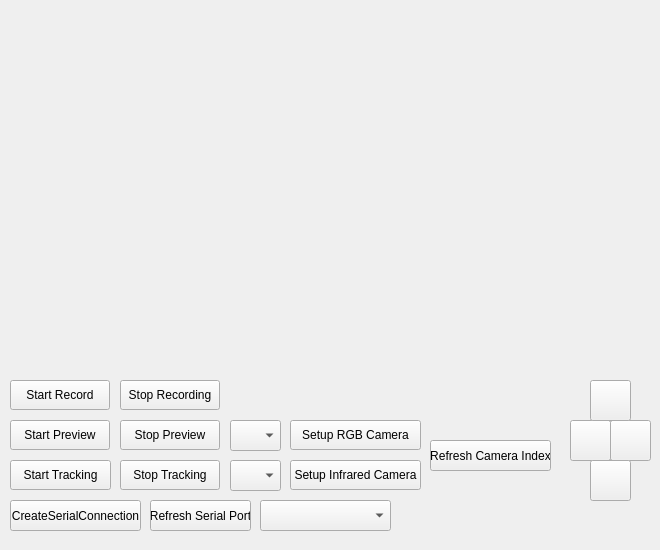
Above: ProjectCortexCoreV2/CoreMVC/View/Template_MainGUI.ui from bearmc27/ProjectCortex before the change. Below: the same form after it.
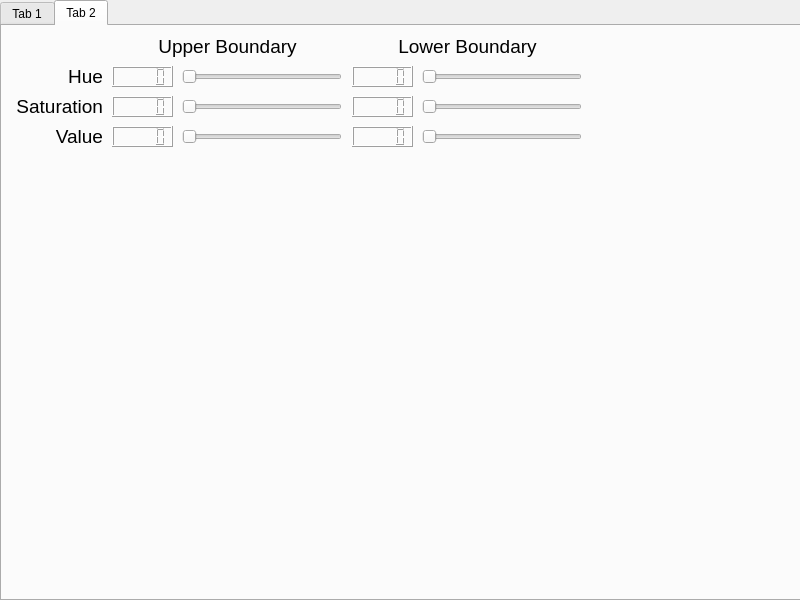
That is the form after the change. Icons and pictures are not drawn.

Commit message: add sliders and second tabs for infrared boundary setup

Patch:
```diff
--- a/ProjectCortexCoreV2/CoreMVC/View/Template_MainGUI.ui
+++ b/ProjectCortexCoreV2/CoreMVC/View/Template_MainGUI.ui
@@ -6,8 +6,8 @@
             <rect>
                 <x>0</x>
                 <y>0</y>
-                <width>660</width>
-                <height>550</height>
+    <width>800</width>
+    <height>600</height>
             </rect>
         </property>
         <property name="sizePolicy">
@@ -18,19 +18,70 @@
         </property>
         <property name="minimumSize">
             <size>
-                <width>660</width>
-                <height>550</height>
+    <width>800</width>
+    <height>600</height>
             </size>
         </property>
         <property name="maximumSize">
             <size>
-                <width>660</width>
-                <height>550</height>
+    <width>800</width>
+    <height>600</height>
             </size>
         </property>
         <property name="windowTitle">
             <string>Project Cortex</string>
         </property>
+  <widget class="QTabWidget" name="tabWidget">
+   <property name="enabled">
+    <bool>true</bool>
+   </property>
+   <property name="geometry">
+    <rect>
+     <x>0</x>
+     <y>0</y>
+     <width>801</width>
+     <height>601</height>
+    </rect>
+   </property>
+   <property name="minimumSize">
+    <size>
+     <width>801</width>
+     <height>601</height>
+    </size>
+   </property>
+   <property name="maximumSize">
+    <size>
+     <width>801</width>
+     <height>601</height>
+    </size>
+   </property>
+   <property name="currentIndex">
+    <number>1</number>
+   </property>
+   <widget class="QWidget" name="tab">
+    <attribute name="title">
+     <string>Tab 1</string>
+    </attribute>
+    <widget class="QPushButton" name="button_manual_gimbal_left">
+     <property name="geometry">
+      <rect>
+       <x>570</x>
+       <y>420</y>
+       <width>41</width>
+       <height>41</height>
+      </rect>
+     </property>
+     <property name="text">
+      <string/>
+     </property>
+     <property name="icon">
+      <iconset>
+       <normaloff>../../res/button_manual_gimbal_left.png</normaloff>../../res/button_manual_gimbal_left.png</iconset>
+     </property>
+     <property name="autoRepeat">
+      <bool>true</bool>
+     </property>
+    </widget>
         <widget class="QPushButton" name="button_start_preview">
             <property name="geometry">
                 <rect>
@@ -44,6 +95,72 @@
                 <string>Start Preview</string>
             </property>
         </widget>
+    <widget class="QPushButton" name="button_manual_gimbal_up">
+     <property name="geometry">
+      <rect>
+       <x>590</x>
+       <y>380</y>
+       <width>41</width>
+       <height>41</height>
+      </rect>
+     </property>
+     <property name="text">
+      <string/>
+     </property>
+     <property name="icon">
+      <iconset>
+       <normaloff>../../res/button_manual_gimbal_up.png</normaloff>../../res/button_manual_gimbal_up.png</iconset>
+     </property>
+     <property name="autoRepeat">
+      <bool>true</bool>
+     </property>
+    </widget>
+    <widget class="QPushButton" name="button_manual_gimbal_right">
+     <property name="geometry">
+      <rect>
+       <x>610</x>
+       <y>420</y>
+       <width>41</width>
+       <height>41</height>
+      </rect>
+     </property>
+     <property name="text">
+      <string/>
+     </property>
+     <property name="icon">
+      <iconset>
+       <normaloff>../../res/button_manual_gimbal_right.png</normaloff>../../res/button_manual_gimbal_right.png</iconset>
+     </property>
+     <property name="autoRepeat">
+      <bool>true</bool>
+     </property>
+    </widget>
+    <widget class="QPushButton" name="button_stop_tracking">
+     <property name="geometry">
+      <rect>
+       <x>120</x>
+       <y>460</y>
+       <width>100</width>
+       <height>30</height>
+      </rect>
+     </property>
+     <property name="text">
+      <string>Stop Tracking</string>
+     </property>
+    </widget>
+    <widget class="QPushButton" name="button_stop_record">
+     <property name="geometry">
+      <rect>
+       <x>120</x>
+       <y>380</y>
+       <width>100</width>
+       <height>30</height>
+      </rect>
+     </property>
+     <property name="text">
+      <string>Stop Recording</string>
+     </property>
+    </widget>
         <widget class="QPushButton" name="button_stop_preview">
             <property name="geometry">
                 <rect>
@@ -79,162 +196,6 @@
                 <set>Qt::AlignLeading|Qt::AlignLeft|Qt::AlignVCenter</set>
             </property>
         </widget>
-        <widget class="QPushButton" name="button_start_tracking">
-            <property name="geometry">
-                <rect>
-                    <x>10</x>
-                    <y>460</y>
-                    <width>101</width>
-                    <height>30</height>
-                </rect>
-            </property>
-            <property name="text">
-                <string>Start Tracking</string>
-            </property>
-        </widget>
-        <widget class="QPushButton" name="button_stop_tracking">
-            <property name="geometry">
-                <rect>
-                    <x>120</x>
-                    <y>460</y>
-                    <width>100</width>
-                    <height>30</height>
-                </rect>
-            </property>
-            <property name="text">
-                <string>Stop Tracking</string>
-            </property>
-        </widget>
-        <widget class="QPushButton" name="button_start_record">
-            <property name="geometry">
-                <rect>
-                    <x>10</x>
-                    <y>380</y>
-                    <width>100</width>
-                    <height>30</height>
-                </rect>
-            </property>
-            <property name="text">
-                <string>Start Record</string>
-            </property>
-        </widget>
-        <widget class="QPushButton" name="button_stop_record">
-            <property name="geometry">
-                <rect>
-                    <x>120</x>
-                    <y>380</y>
-                    <width>100</width>
-                    <height>30</height>
-                </rect>
-            </property>
-            <property name="text">
-                <string>Stop Recording</string>
-            </property>
-        </widget>
-        <widget class="QPushButton" name="button_manual_gimbal_right">
-            <property name="geometry">
-                <rect>
-                    <x>610</x>
-                    <y>420</y>
-                    <width>41</width>
-                    <height>41</height>
-                </rect>
-            </property>
-            <property name="text">
-                <string/>
-            </property>
-            <property name="icon">
-                <iconset>
-                    <normaloff>../../res/button_manual_gimbal_right.png</normaloff>../../res/button_manual_gimbal_right.png
-                </iconset>
-            </property>
-            <property name="autoRepeat">
-                <bool>true</bool>
-            </property>
-        </widget>
-        <widget class="QPushButton" name="button_manual_gimbal_left">
-            <property name="geometry">
-                <rect>
-                    <x>570</x>
-                    <y>420</y>
-                    <width>41</width>
-                    <height>41</height>
-                </rect>
-            </property>
-            <property name="text">
-                <string/>
-            </property>
-            <property name="icon">
-                <iconset>
-                    <normaloff>../../res/button_manual_gimbal_left.png</normaloff>../../res/button_manual_gimbal_left.png
-                </iconset>
-            </property>
-            <property name="autoRepeat">
-                <bool>true</bool>
-            </property>
-        </widget>
-        <widget class="QPushButton" name="button_manual_gimbal_down">
-            <property name="geometry">
-                <rect>
-                    <x>590</x>
-                    <y>460</y>
-                    <width>41</width>
-                    <height>41</height>
-                </rect>
-            </property>
-            <property name="text">
-                <string/>
-            </property>
-            <property name="icon">
-                <iconset>
-                    <normaloff>../../res/button_manual_gimbal_down.png</normaloff>../../res/button_manual_gimbal_down.png
-                </iconset>
-            </property>
-            <property name="autoRepeat">
-                <bool>true</bool>
-            </property>
-        </widget>
-        <widget class="QPushButton" name="button_manual_gimbal_up">
-            <property name="geometry">
-                <rect>
-                    <x>590</x>
-                    <y>380</y>
-                    <width>41</width>
-                    <height>41</height>
-                </rect>
-            </property>
-            <property name="text">
-                <string/>
-            </property>
-            <property name="icon">
-                <iconset>
-                    <normaloff>../../res/button_manual_gimbal_up.png</normaloff>../../res/button_manual_gimbal_up.png
-                </iconset>
-            </property>
-            <property name="autoRepeat">
-                <bool>true</bool>
-            </property>
-        </widget>
-        <widget class="QComboBox" name="combobox_rgb_camera_index">
-            <property name="geometry">
-                <rect>
-                    <x>230</x>
-                    <y>420</y>
-                    <width>51</width>
-                    <height>31</height>
-                </rect>
-            </property>
-        </widget>
-        <widget class="QComboBox" name="combobox_infrared_camera_index">
-            <property name="geometry">
-                <rect>
-                    <x>230</x>
-                    <y>460</y>
-                    <width>51</width>
-                    <height>31</height>
-                </rect>
-            </property>
-        </widget>
         <widget class="QPushButton" name="button_create_serial_connection">
             <property name="geometry">
                 <rect>
@@ -248,6 +209,39 @@
                 <string>CreateSerialConnection</string>
             </property>
         </widget>
+    <widget class="QPushButton" name="button_setup_rgb_camera">
+     <property name="geometry">
+      <rect>
+       <x>290</x>
+       <y>420</y>
+       <width>131</width>
+       <height>30</height>
+      </rect>
+     </property>
+     <property name="text">
+      <string>Setup RGB Camera</string>
+     </property>
+    </widget>
+    <widget class="QPushButton" name="button_manual_gimbal_down">
+     <property name="geometry">
+      <rect>
+       <x>590</x>
+       <y>460</y>
+       <width>41</width>
+       <height>41</height>
+      </rect>
+     </property>
+     <property name="text">
+      <string/>
+     </property>
+     <property name="icon">
+      <iconset>
+       <normaloff>../../res/button_manual_gimbal_down.png</normaloff>../../res/button_manual_gimbal_down.png</iconset>
+     </property>
+     <property name="autoRepeat">
+      <bool>true</bool>
+     </property>
+    </widget>
         <widget class="QComboBox" name="combobox_serial_connection_ports">
             <property name="geometry">
                 <rect>
@@ -267,6 +261,16 @@
                 <number>-1</number>
             </property>
         </widget>
+    <widget class="QComboBox" name="combobox_rgb_camera_index">
+     <property name="geometry">
+      <rect>
+       <x>230</x>
+       <y>420</y>
+       <width>51</width>
+       <height>31</height>
+      </rect>
+     </property>
+    </widget>
         <widget class="QPushButton" name="button_refresh_combobox_serial_connection_ports">
             <property name="geometry">
                 <rect>
@@ -280,19 +284,6 @@
                 <string>Refresh Serial Port</string>
             </property>
         </widget>
-        <widget class="QPushButton" name="button_setup_rgb_camera">
-            <property name="geometry">
-                <rect>
-                    <x>290</x>
-                    <y>420</y>
-                    <width>131</width>
-                    <height>30</height>
-                </rect>
-            </property>
-            <property name="text">
-                <string>Setup RGB Camera</string>
-            </property>
-        </widget>
         <widget class="QPushButton" name="button_setup_infrared_camera">
             <property name="geometry">
                 <rect>
@@ -306,6 +297,42 @@
                 <string>Setup Infrared Camera</string>
             </property>
         </widget>
+    <widget class="QPushButton" name="button_start_tracking">
+     <property name="geometry">
+      <rect>
+       <x>10</x>
+       <y>460</y>
+       <width>101</width>
+       <height>30</height>
+      </rect>
+     </property>
+     <property name="text">
+      <string>Start Tracking</string>
+     </property>
+    </widget>
+    <widget class="QPushButton" name="button_start_record">
+     <property name="geometry">
+      <rect>
+       <x>10</x>
+       <y>380</y>
+       <width>100</width>
+       <height>30</height>
+      </rect>
+     </property>
+     <property name="text">
+      <string>Start Record</string>
+     </property>
+    </widget>
+    <widget class="QComboBox" name="combobox_infrared_camera_index">
+     <property name="geometry">
+      <rect>
+       <x>230</x>
+       <y>460</y>
+       <width>51</width>
+       <height>31</height>
+      </rect>
+     </property>
+    </widget>
         <widget class="QPushButton" name="button_refresh_combobox_camera_index">
             <property name="geometry">
                 <rect>
@@ -320,6 +347,279 @@
             </property>
         </widget>
     </widget>
+   <widget class="QWidget" name="tab_2">
+    <attribute name="title">
+     <string>Tab 2</string>
+    </attribute>
+    <widget class="QSlider" name="horizontalslider_infrared_upper_boundary_hue">
+     <property name="geometry">
+      <rect>
+       <x>180</x>
+       <y>40</y>
+       <width>160</width>
+       <height>21</height>
+      </rect>
+     </property>
+     <property name="maximum">
+      <number>179</number>
+     </property>
+     <property name="orientation">
+      <enum>Qt::Horizontal</enum>
+     </property>
+    </widget>
+    <widget class="QLCDNumber" name="lcdnumber_infrared_upper_boundary_hue">
+     <property name="geometry">
+      <rect>
+       <x>110</x>
+       <y>40</y>
+       <width>61</width>
+       <height>21</height>
+      </rect>
+     </property>
+    </widget>
+    <widget class="QSlider" name="horizontalslider_infrared_upper_boundary_saturation">
+     <property name="geometry">
+      <rect>
+       <x>180</x>
+       <y>70</y>
+       <width>160</width>
+       <height>21</height>
+      </rect>
+     </property>
+     <property name="maximum">
+      <number>255</number>
+     </property>
+     <property name="orientation">
+      <enum>Qt::Horizontal</enum>
+     </property>
+    </widget>
+    <widget class="QLCDNumber" name="lcdnumber_infrared_upper_boundary_saturation">
+     <property name="geometry">
+      <rect>
+       <x>110</x>
+       <y>70</y>
+       <width>61</width>
+       <height>21</height>
+      </rect>
+     </property>
+    </widget>
+    <widget class="QSlider" name="horizontalslider_infrared_upper_boundary_value">
+     <property name="geometry">
+      <rect>
+       <x>180</x>
+       <y>100</y>
+       <width>160</width>
+       <height>21</height>
+      </rect>
+     </property>
+     <property name="maximum">
+      <number>255</number>
+     </property>
+     <property name="orientation">
+      <enum>Qt::Horizontal</enum>
+     </property>
+    </widget>
+    <widget class="QLCDNumber" name="lcdnumber_infrared_upper_boundary_value">
+     <property name="geometry">
+      <rect>
+       <x>110</x>
+       <y>100</y>
+       <width>61</width>
+       <height>21</height>
+      </rect>
+     </property>
+    </widget>
+    <widget class="QLCDNumber" name="lcdnumber_infrared_lower_boundary_value">
+     <property name="geometry">
+      <rect>
+       <x>350</x>
+       <y>100</y>
+       <width>61</width>
+       <height>21</height>
+      </rect>
+     </property>
+    </widget>
+    <widget class="QSlider" name="horizontalslider_infrared_lower_boundary_hue">
+     <property name="geometry">
+      <rect>
+       <x>420</x>
+       <y>40</y>
+       <width>160</width>
+       <height>21</height>
+      </rect>
+     </property>
+     <property name="maximum">
+      <number>179</number>
+     </property>
+     <property name="orientation">
+      <enum>Qt::Horizontal</enum>
+     </property>
+    </widget>
+    <widget class="QSlider" name="horizontalslider_infrared_lower_boundary_saturation">
+     <property name="geometry">
+      <rect>
+       <x>420</x>
+       <y>70</y>
+       <width>160</width>
+       <height>21</height>
+      </rect>
+     </property>
+     <property name="maximum">
+      <number>255</number>
+     </property>
+     <property name="orientation">
+      <enum>Qt::Horizontal</enum>
+     </property>
+    </widget>
+    <widget class="QLCDNumber" name="lcdnumber_infrared_lower_boundary_hue">
+     <property name="geometry">
+      <rect>
+       <x>350</x>
+       <y>40</y>
+       <width>61</width>
+       <height>21</height>
+      </rect>
+     </property>
+    </widget>
+    <widget class="QSlider" name="horizontalslider_infrared_lower_boundary_value">
+     <property name="geometry">
+      <rect>
+       <x>420</x>
+       <y>100</y>
+       <width>160</width>
+       <height>21</height>
+      </rect>
+     </property>
+     <property name="maximum">
+      <number>255</number>
+     </property>
+     <property name="orientation">
+      <enum>Qt::Horizontal</enum>
+     </property>
+    </widget>
+    <widget class="QLCDNumber" name="lcdnumber_infrared_lower_boundary_saturation">
+     <property name="geometry">
+      <rect>
+       <x>350</x>
+       <y>70</y>
+       <width>61</width>
+       <height>21</height>
+      </rect>
+     </property>
+    </widget>
+    <widget class="QLabel" name="label">
+     <property name="geometry">
+      <rect>
+       <x>110</x>
+       <y>10</y>
+       <width>231</width>
+       <height>21</height>
+      </rect>
+     </property>
+     <property name="font">
+      <font>
+       <family>Arial</family>
+       <pointsize>14</pointsize>
+      </font>
+     </property>
+     <property name="text">
+      <string>Upper Boundary</string>
+     </property>
+     <property name="alignment">
+      <set>Qt::AlignCenter</set>
+     </property>
+    </widget>
+    <widget class="QLabel" name="label_2">
+     <property name="geometry">
+      <rect>
+       <x>350</x>
+       <y>10</y>
+       <width>231</width>
+       <height>21</height>
+      </rect>
+     </property>
+     <property name="font">
+      <font>
+       <family>Arial</family>
+       <pointsize>14</pointsize>
+      </font>
+     </property>
+     <property name="text">
+      <string>Lower Boundary</string>
+     </property>
+     <property name="alignment">
+      <set>Qt::AlignCenter</set>
+     </property>
+    </widget>
+    <widget class="QLabel" name="label_3">
+     <property name="geometry">
+      <rect>
+       <x>10</x>
+       <y>40</y>
+       <width>91</width>
+       <height>21</height>
+      </rect>
+     </property>
+     <property name="font">
+      <font>
+       <family>Arial</family>
+       <pointsize>14</pointsize>
+      </font>
+     </property>
+     <property name="text">
+      <string>Hue</string>
+     </property>
+     <property name="alignment">
+      <set>Qt::AlignRight|Qt::AlignTrailing|Qt::AlignVCenter</set>
+     </property>
+    </widget>
+    <widget class="QLabel" name="label_4">
+     <property name="geometry">
+      <rect>
+       <x>10</x>
+       <y>70</y>
+       <width>91</width>
+       <height>21</height>
+      </rect>
+     </property>
+     <property name="font">
+      <font>
+       <family>Arial</family>
+       <pointsize>14</pointsize>
+      </font>
+     </property>
+     <property name="text">
+      <string>Saturation</string>
+     </property>
+     <property name="alignment">
+      <set>Qt::AlignRight|Qt::AlignTrailing|Qt::AlignVCenter</set>
+     </property>
+    </widget>
+    <widget class="QLabel" name="label_5">
+     <property name="geometry">
+      <rect>
+       <x>10</x>
+       <y>100</y>
+       <width>91</width>
+       <height>21</height>
+      </rect>
+     </property>
+     <property name="font">
+      <font>
+       <family>Arial</family>
+       <pointsize>14</pointsize>
+      </font>
+     </property>
+     <property name="text">
+      <string>Value</string>
+     </property>
+     <property name="alignment">
+      <set>Qt::AlignRight|Qt::AlignTrailing|Qt::AlignVCenter</set>
+     </property>
+    </widget>
+   </widget>
+  </widget>
+ </widget>
     <resources/>
     <connections/>
     <designerdata>
```
Left out of the diff: 99 changed lines with no effect on the pictures. Lines whose indentation alone changed are shown as unchanged. The commit also changes 4 other files.
